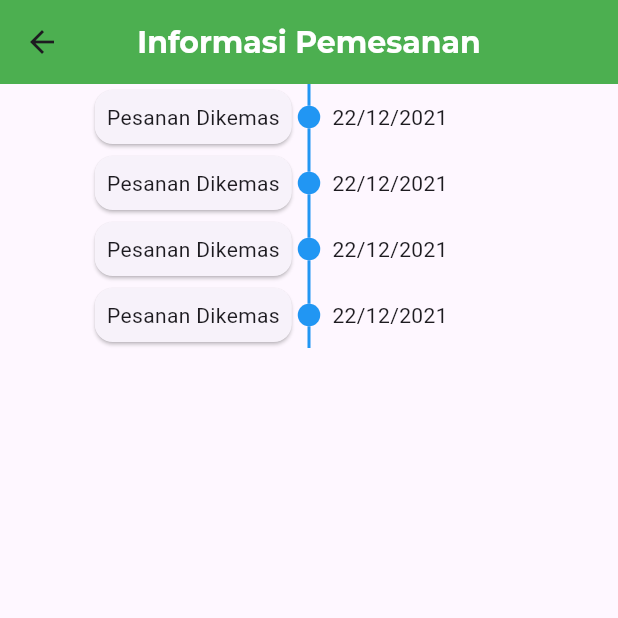
After one commit to Dafrisu/TUBES_PPB, a Flutter app: the InformasiPemesanan screen opened directly, on a phone screen of 412 x 824 dp, the top half of it. The commit adds this screen. Run offline on Flutter 3.47's test engine with Material 3 defaults, Android fonts, the phone set to English and light mode, and no system bars; drawn by our look-alikes of timelines; our stand-ins replace expandable_text, flutter_carousel_widget, google_fonts; network calls fail.

Commit message:
menambahkan timeline pada page informasi pemesanan

```diff
--- /dev/null
+++ b/lib/informasiPemesanan.dart
@@ -0,0 +1,61 @@
+import 'package:google_fonts/google_fonts.dart';
+import 'package:flutter/material.dart';
+import 'package:timelines/timelines.dart';
+
+final List<String> events = [
+  'Pesanan Dikonfirmasi',
+  'Pesanan Diproses',
+  'Pesanan Dikemas',
+  'Pesanan Dikirim',
+  'Pesanan Tiba di Kota Tujuan',
+  'Pesanan Sedang Diantar',
+  'Pesanan Telah Diterima',
+  'Pesanan Selesai',
+  'Feedback Diberikan',
+  'Pesanan Ditutup'
+];
+
+class InformasiPemesanan extends StatelessWidget {
+  const InformasiPemesanan({super.key});
+
+  @override
+  Widget build(BuildContext context) {
+    return Scaffold(
+        appBar: AppBar(
+          backgroundColor: const Color.fromRGBO(76, 175, 80, 1),
+          automaticallyImplyLeading: true,
+          centerTitle: true,
+          title: Text(
+            'Informasi Pemesanan',
+            style: GoogleFonts.montserrat(
+                fontSize: 20, fontWeight: FontWeight.bold, color: Colors.white),
+          ),
+        ),
+        body: FixedTimeline.tileBuilder(
+          builder: TimelineTileBuilder.connectedFromStyle(
+            contentsAlign: ContentsAlign.reverse,
+            oppositeContentsBuilder: (context, index) => Padding(
+              padding: const EdgeInsets.all(8.0),
+              child: Text('22/12/2021'),
+            ),
+            contentsBuilder: (context, index) => Card(
+              child: Padding(
+                padding: const EdgeInsets.all(8.0),
+                child: Text('Pesanan Dikemas'),
+              ),
+            ),
+            connectorStyleBuilder: (context, index) => ConnectorStyle.solidLine,
+            indicatorStyleBuilder: (context, index) => IndicatorStyle.dot,
+            itemCount: 4,
+          ),
+        )
+    );
+  }
+}
+
+// buat test run
+// void main() {
+//   runApp(MaterialApp(
+//     home: InformasiPemesanan(),
+//   ));
+// }
--- a/pubspec.yaml
+++ b/pubspec.yaml
@@ -36,6 +36,7 @@ dependencies:
   google_fonts: ^6.2.1
   expandable_text: ^2.3.0
   flutter_carousel_widget: ^3.1.0
+  timelines: ^0.1.0
 
 dev_dependencies:
   flutter_test:
```
Also changed, not shown: lib/dashboard/dashboard.dart (+4 -3 lines), lib/profile_umkm.dart (+99 -42 lines), pubspec.lock.
